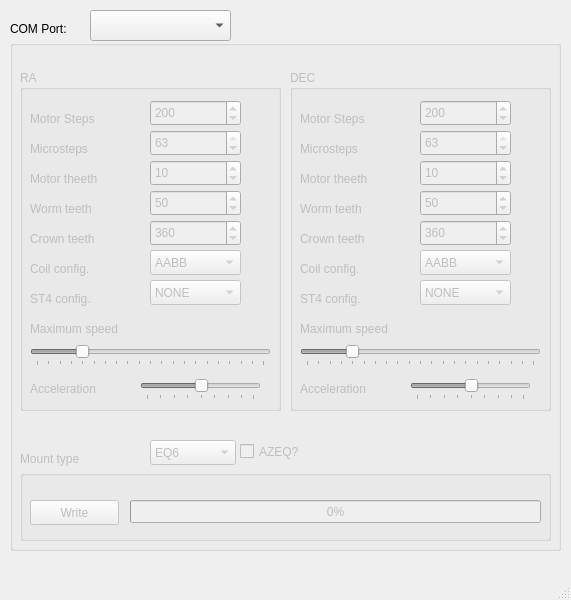
Before: the Qt Designer form mainwindow.ui in ahp-electronics/gt-configurator, drawn with Qt 5.
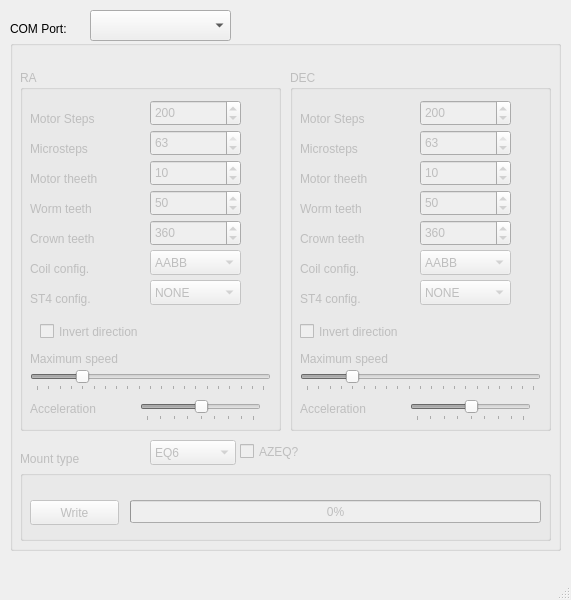
After: the same form once the commit is applied.

The edit to the form file:
```diff
--- a/mainwindow.ui
+++ b/mainwindow.ui
@@ -58,7 +58,7 @@
        <x>10</x>
        <y>30</y>
        <width>261</width>
-       <height>341</height>
+       <height>361</height>
       </rect>
      </property>
      <property name="title">
@@ -287,7 +287,7 @@
       <property name="geometry">
        <rect>
         <x>10</x>
-        <y>275</y>
+        <y>300</y>
         <width>241</width>
         <height>21</height>
        </rect>
@@ -315,7 +315,7 @@
       <property name="geometry">
        <rect>
         <x>120</x>
-        <y>309</y>
+        <y>330</y>
         <width>121</width>
         <height>21</height>
        </rect>
@@ -340,7 +340,7 @@
       <property name="geometry">
        <rect>
         <x>10</x>
-        <y>250</y>
+        <y>280</y>
         <width>121</width>
         <height>17</height>
        </rect>
@@ -353,7 +353,7 @@
       <property name="geometry">
        <rect>
         <x>10</x>
-        <y>310</y>
+        <y>330</y>
         <width>101</width>
         <height>17</height>
        </rect>
@@ -362,6 +362,19 @@
        <string>Acceleration</string>
       </property>
      </widget>
+     <widget class="QCheckBox" name="Invert_0">
+      <property name="geometry">
+       <rect>
+        <x>20</x>
+        <y>250</y>
+        <width>201</width>
+        <height>23</height>
+       </rect>
+      </property>
+      <property name="text">
+       <string>Invert direction</string>
+      </property>
+     </widget>
     </widget>
     <widget class="QLabel" name="label_8">
      <property name="geometry">
@@ -507,7 +520,7 @@
        <x>280</x>
        <y>30</y>
        <width>261</width>
-       <height>341</height>
+       <height>361</height>
       </rect>
      </property>
      <property name="title">
@@ -736,7 +749,7 @@
       <property name="geometry">
        <rect>
         <x>10</x>
-        <y>275</y>
+        <y>300</y>
         <width>241</width>
         <height>21</height>
        </rect>
@@ -767,7 +780,7 @@
       <property name="geometry">
        <rect>
         <x>120</x>
-        <y>309</y>
+        <y>330</y>
         <width>121</width>
         <height>21</height>
        </rect>
@@ -792,7 +805,7 @@
       <property name="geometry">
        <rect>
         <x>10</x>
-        <y>250</y>
+        <y>280</y>
         <width>121</width>
         <height>17</height>
        </rect>
@@ -805,7 +818,7 @@
       <property name="geometry">
        <rect>
         <x>10</x>
-        <y>310</y>
+        <y>330</y>
         <width>101</width>
         <height>17</height>
        </rect>
@@ -814,6 +827,19 @@
        <string>Acceleration</string>
       </property>
      </widget>
+     <widget class="QCheckBox" name="Invert_1">
+      <property name="geometry">
+       <rect>
+        <x>10</x>
+        <y>250</y>
+        <width>211</width>
+        <height>23</height>
+       </rect>
+      </property>
+      <property name="text">
+       <string>Invert direction</string>
+      </property>
+     </widget>
     </widget>
    </widget>
   </widget>
```
